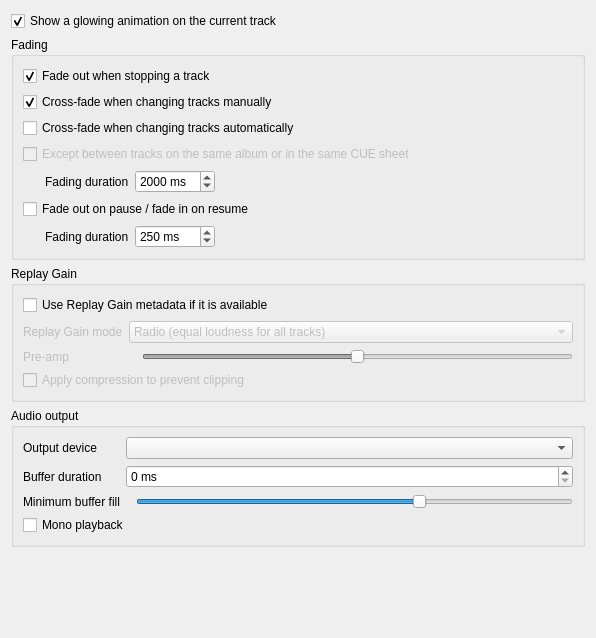
First picture: the form in src/ui/playbacksettingspage.ui, repository clementine-player/Clementine, before the edit.
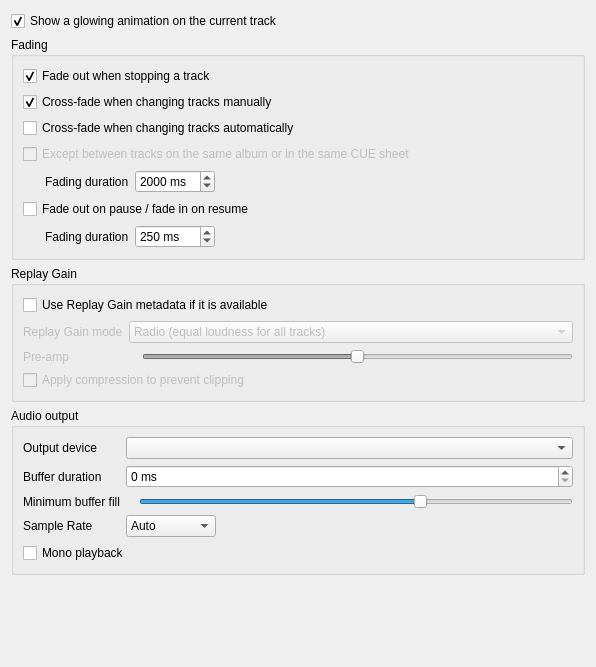
Second picture: the form after the edit. Custom widgets are drawn as their Qt base class.

Commit message: Add sample rate selection This change provides the ability to set a fixed pipeline sample rate as an alternate to automatically negotiating it. This can be useful on systems with sound cards that work at a fixed rate, as well as it can triage issues (on Windows) where changing tracks hangs due to a problem with gstreamer's caps negotiation.

The edit to the form file:
```diff
--- a/src/ui/playbacksettingspage.ui
+++ b/src/ui/playbacksettingspage.ui
@@ -7,7 +7,7 @@
     <x>0</x>
     <y>0</y>
     <width>596</width>
-    <height>638</height>
+    <height>667</height>
    </rect>
   </property>
   <property name="windowTitle">
@@ -300,22 +300,12 @@
         </property>
        </widget>
       </item>
-      <item row="4" column="0" colspan="2">
-       <widget class="QCheckBox" name="mono_playback">
-        <property name="toolTip">
-         <string>Changing mono playback preference will be effective for the next playing songs</string>
-        </property>
-        <property name="text">
-         <string>Mono playback</string>
-        </property>
-       </widget>
-      </item>
       <item row="2" column="1">
        <layout class="QHBoxLayout" name="horizontalLayout_3">
         <item>
          <widget class="QLabel" name="buffer_min_fill_value_label">
           <property name="text">
-           <string> </string>
+           <string/>
           </property>
          </widget>
         </item>
@@ -340,6 +330,87 @@
         </item>
        </layout>
       </item>
+      <item row="5" column="0" colspan="2">
+       <widget class="QCheckBox" name="mono_playback">
+        <property name="toolTip">
+         <string>Changing mono playback preference will be effective for the next playing songs</string>
+        </property>
+        <property name="text">
+         <string>Mono playback</string>
+        </property>
+       </widget>
+      </item>
+      <item row="3" column="0">
+       <widget class="QLabel" name="sample_rate_label">
+        <property name="text">
+         <string>Sample Rate</string>
+        </property>
+       </widget>
+      </item>
+      <item row="3" column="1">
+       <layout class="QHBoxLayout" name="horizontalLayout_5">
+        <item>
+         <widget class="QComboBox" name="sample_rate">
+          <property name="sizePolicy">
+           <sizepolicy hsizetype="Preferred" vsizetype="Fixed">
+            <horstretch>0</horstretch>
+            <verstretch>0</verstretch>
+           </sizepolicy>
+          </property>
+          <property name="baseSize">
+           <size>
+            <width>0</width>
+            <height>0</height>
+           </size>
+          </property>
+          <property name="toolTip">
+           <string>Changes will take place when the next song starts playing</string>
+          </property>
+          <property name="sizeAdjustPolicy">
+           <enum>QComboBox::AdjustToContents</enum>
+          </property>
+          <item>
+           <property name="text">
+            <string>Auto</string>
+           </property>
+          </item>
+          <item>
+           <property name="text">
+            <string>44,100Hz</string>
+           </property>
+          </item>
+          <item>
+           <property name="text">
+            <string>48,000Hz</string>
+           </property>
+          </item>
+          <item>
+           <property name="text">
+            <string>96,000Hz</string>
+           </property>
+          </item>
+          <item>
+           <property name="text">
+            <string>192,000Hz</string>
+           </property>
+          </item>
+         </widget>
+        </item>
+        <item>
+         <spacer name="horizontalSpacer_3">
+          <property name="orientation">
+           <enum>Qt::Horizontal</enum>
+          </property>
+          <property name="sizeHint" stdset="0">
+           <size>
+            <width>40</width>
+            <height>20</height>
+           </size>
+          </property>
+         </spacer>
+        </item>
+       </layout>
+      </item>
      </layout>
     </widget>
    </item>
```
The commit also changes 5 other files.
